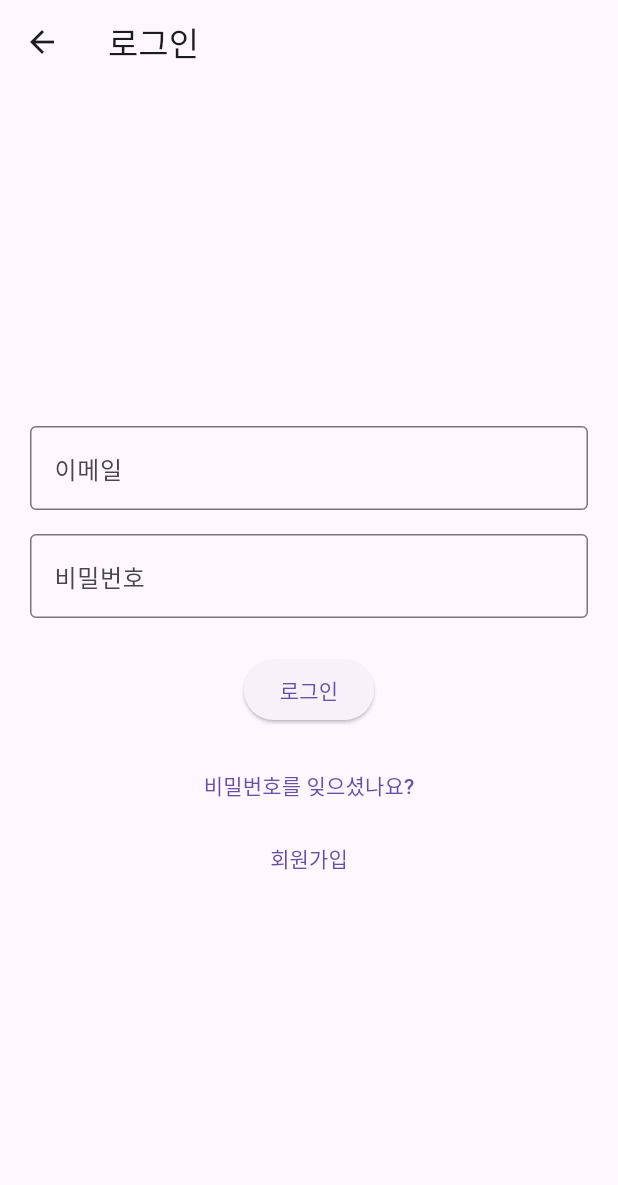
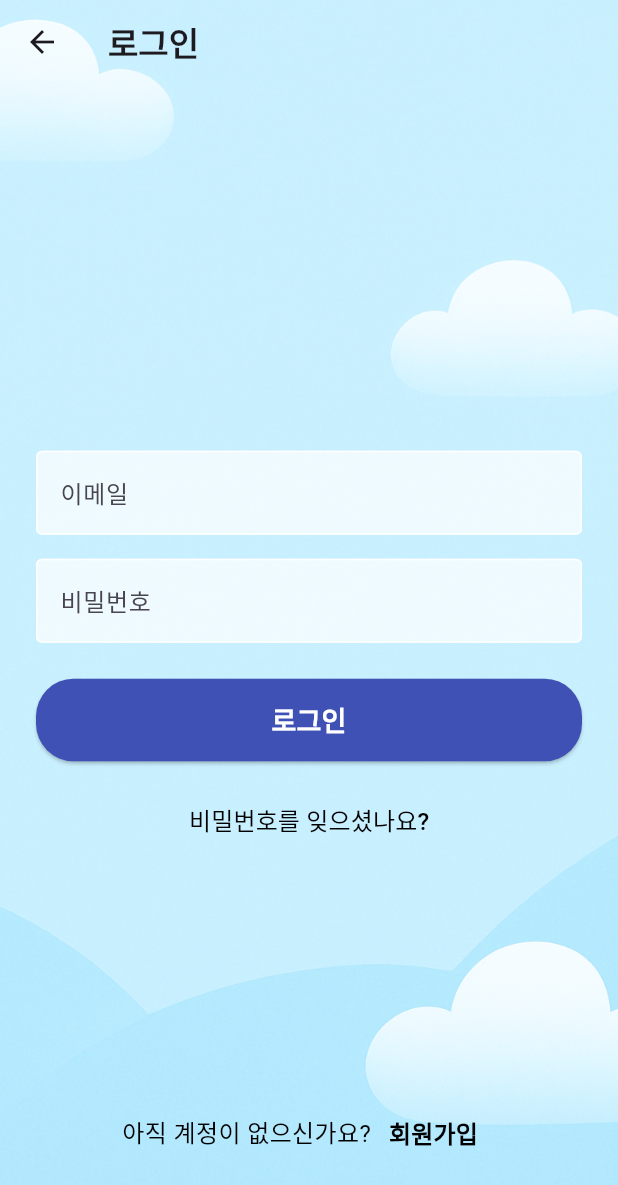
Before and after one commit to kimhamyong/np-vending-machine-app, a Flutter app: the screen it shows after launch, after a tap on "로그인", on a phone screen of 412 x 824 dp. Shown: the top 1185 px of the screen. Run offline on Flutter 3.47's test engine with Material 3 defaults, Android fonts, the phone set to English and light mode, and no system bars; Roboto replaces fonts that are missing (Pretendard).

Commit message:
feat: 로그인 페이지 ui

```diff
--- a/lib/screens/onboarding/login_screen.dart
+++ b/lib/screens/onboarding/login_screen.dart
@@ -9,60 +9,146 @@ class LoginScreen extends StatelessWidget {
   @override
   Widget build(BuildContext context) {
     return Scaffold(
-      appBar: AppBar(title: Text('로그인')),
-      body: Padding(
-        padding: const EdgeInsets.all(20.0),
+      extendBodyBehindAppBar: true,
+      appBar: AppBar(
+        title: const Text(
+          '로그인',
+          style: TextStyle(
+            fontFamily: 'Pretendard',
+            fontWeight: FontWeight.bold,
+          ),
+        ),
+        backgroundColor: Colors.transparent,
+        elevation: 0,
+      ),
+      body: Container(
+        decoration: const BoxDecoration(
+          image: DecorationImage(
+            image: AssetImage('assets/images/background.png'),
+            fit: BoxFit.cover,
+          ),
+        ),
+        child: Center(
+          child: SingleChildScrollView(
+            padding: const EdgeInsets.symmetric(horizontal: 24.0),
             child: Column(
               mainAxisAlignment: MainAxisAlignment.center,
               children: [
+                const SizedBox(height: kToolbarHeight + 200),
+
                 // 이메일 입력
                 TextField(
                   controller: emailController,
                   decoration: InputDecoration(
                     labelText: '이메일',
-                border: OutlineInputBorder(),
+                    labelStyle: const TextStyle(fontFamily: 'Pretendard'),
+                    filled: true,
+                    fillColor: Colors.white70,
+                    enabledBorder: OutlineInputBorder(
+                      borderSide: const BorderSide(color: Colors.white),
+                      borderRadius: BorderRadius.circular(4),
+                    ),
+                    focusedBorder: OutlineInputBorder(
+                      borderSide: const BorderSide(color: Colors.white),
+                      borderRadius: BorderRadius.circular(4),
+                    ),
                   ),
                   keyboardType: TextInputType.emailAddress,
                 ),
-            SizedBox(height: 16),
+                const SizedBox(height: 16),
 
                 // 비밀번호 입력
                 TextField(
                   controller: passwordController,
                   decoration: InputDecoration(
                     labelText: '비밀번호',
-                border: OutlineInputBorder(),
+                    labelStyle: const TextStyle(fontFamily: 'Pretendard'),
+                    filled: true,
+                    fillColor: Colors.white70,
+                    enabledBorder: OutlineInputBorder(
+                      borderSide: const BorderSide(color: Colors.white),
+                      borderRadius: BorderRadius.circular(4),
+                    ),
+                    focusedBorder: OutlineInputBorder(
+                      borderSide: const BorderSide(color: Colors.white),
+                      borderRadius: BorderRadius.circular(4),
+                    ),
                   ),
                   obscureText: true,
                 ),
-            SizedBox(height: 24),
+                const SizedBox(height: 24),
 
                 // 로그인 버튼
                 ElevatedButton(
                   onPressed: () {
-                // 로그인 처리 생략, 단순 이동만
                     Navigator.pushReplacementNamed(context, '/admin');
                   },
-              child: Text('로그인'),
+                  style: ElevatedButton.styleFrom(
+                    backgroundColor: Colors.indigo,
+                    shape: RoundedRectangleBorder(
+                      borderRadius: BorderRadius.circular(25),
                     ),
-            SizedBox(height: 16),
+                    minimumSize: const Size(double.infinity, 55),
+                  ),
+                  child: const Text(
+                    '로그인',
+                    style: TextStyle(
+                      fontSize: 18,
+                      fontWeight: FontWeight.bold,
+                      fontFamily: 'Pretendard',
+                      color: Colors.white,
+                    ),
+                  ),
+                ),
+                const SizedBox(height: 16),
 
-            // 비밀번호 변경 페이지 이동
+                // 비밀번호 변경
                 TextButton(
                   onPressed: () {
                     Navigator.pushNamed(context, '/change-password');
                   },
-              child: Text('비밀번호를 잊으셨나요?'),
+                  child: const Text(
+                    '비밀번호를 잊으셨나요?',
+                    style: TextStyle(
+                      fontSize: 16,
+                      fontFamily: 'Pretendard',
+                      color: Color.fromARGB(255, 0, 0, 0),
                     ),
+                  ),
+                ),
+                const SizedBox(height: 160),
 
-            // 회원가입 페이지 이동
+                // 회원가입 유도 문구 + 버튼 한 줄 배치
+                Row(
+                  mainAxisAlignment: MainAxisAlignment.center,
+                  children: [
+                    const Text(
+                      '아직 계정이 없으신가요?',
+                      style: TextStyle(
+                        fontSize: 16,
+                        fontFamily: 'Pretendard',
+                        color: Color.fromARGB(255, 0, 0, 0),
+                      ),
+                    ),
                     TextButton(
                       onPressed: () {
                         Navigator.pushNamed(context, '/signup');
                       },
-              child: Text('회원가입'),
+                      child: const Text(
+                        '회원가입',
+                        style: TextStyle(
+                          fontSize: 16,
+                          fontFamily: 'Pretendard',
+                          fontWeight: FontWeight.bold,
+                          color: Color.fromARGB(255, 0, 0, 0),
+                        ),
+                      ),
                     ),
                   ],
+                ),
+              ],
+            ),
+          ),
         ),
       ),
     );
```
Lines whose indentation alone changed are shown as unchanged.
